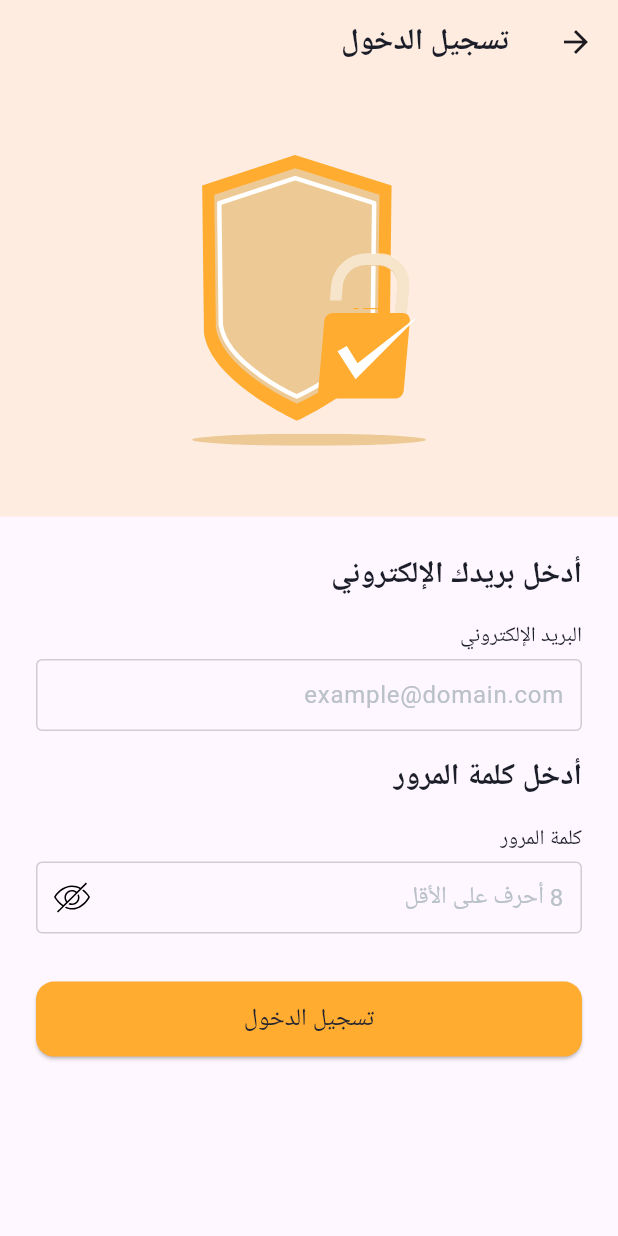
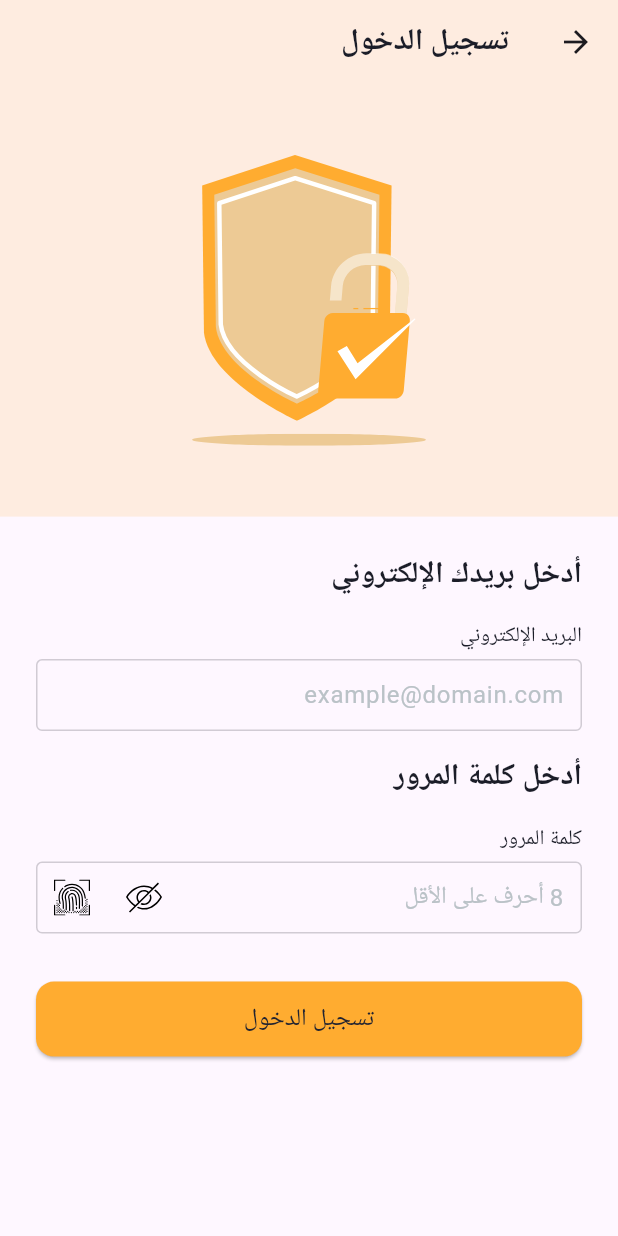
Before and after one commit to al-batol/Smart-Digital-Wallet-Flutter-App, a Flutter app: the screen it shows after launch, after a tap on the "language" icon, after a tap on "ابدأ الآن", on a phone screen of 412 x 824 dp. Run offline on Flutter 3.47's test engine with Material 3 defaults, Android fonts, the phone set to English and light mode, and no system bars; our stand-ins replace awesome_snackbar_content, bloc, connectivity_plus, dartz, dots_indicator, equatable and 10 more; missing offline and left inert: local_auth_android, local_auth_darwin; accounts and stored records are empty.

Commit message:
complete biometric auth

```diff
--- a/lib/src/core/common/constants/app_constants.dart
+++ b/lib/src/core/common/constants/app_constants.dart
@@ -17,3 +17,4 @@ const String loadingGif = "assets/gifs/loading.gif";
 const String payBillImg = "assets/icons/pay_bill.svg";
 const String sendMoneyImg = "assets/icons/send_money.svg";
 const String topUpImg = "assets/icons/top_up.svg";
+const String biometricImg = "assets/icons/biometric.svg";
--- a/lib/src/core/common/di/injection_container.dart
+++ b/lib/src/core/common/di/injection_container.dart
@@ -1,10 +1,12 @@
 import 'package:connectivity_plus/connectivity_plus.dart';
 import 'package:flutter_secure_storage/flutter_secure_storage.dart';
 import 'package:get_it/get_it.dart';
+import 'package:local_auth/local_auth.dart';
 import 'package:shared_preferences/shared_preferences.dart';
 import 'package:smart_digital_wallet/src/core/common/constants/app_constants.dart';
 import 'package:smart_digital_wallet/src/core/common/localization/cubit/localization_cubit.dart';
 import 'package:smart_digital_wallet/src/core/common/services/api_client_service.dart';
+import 'package:smart_digital_wallet/src/core/common/services/biometric_service.dart';
 import 'package:smart_digital_wallet/src/core/common/services/network_connectivity_service.dart';
 import 'package:smart_digital_wallet/src/core/common/services/secure_storage_service.dart';
 import 'package:smart_digital_wallet/src/core/features/auth/data/data_sources/auth_local_data_source.dart';
@@ -12,6 +14,7 @@ import 'package:smart_digital_wallet/src/core/features/auth/data/data_sources/au
 import 'package:smart_digital_wallet/src/core/features/auth/data/repository/auth_repo_imp.dart';
 import 'package:smart_digital_wallet/src/core/features/auth/domain/repository/auth_repository.dart';
 import 'package:smart_digital_wallet/src/core/features/auth/domain/usecases/signin_usecase.dart';
+import 'package:smart_digital_wallet/src/core/features/auth/domain/usecases/authenticate_with_biometrics_usecase.dart';
 import 'package:smart_digital_wallet/src/core/features/auth/presentation/bloc/bloc/auth_bloc.dart';
 import 'package:smart_digital_wallet/src/core/features/dashboard/data/data_sources/dashboard_local_data_source.dart';
 import 'package:smart_digital_wallet/src/core/features/dashboard/data/data_sources/dashboard_remote_data_scource.dart';
@@ -46,25 +49,36 @@ Future<void> init() async {
   // Initialize SharedPreferences
   final sharedPreferences = await SharedPreferences.getInstance();
 
+  final localAuth = LocalAuthentication();
+
+  final connectivity = Connectivity();
+
   // services
   sl
     ..registerLazySingleton<SharedPreferences>(() => sharedPreferences)
     ..registerLazySingleton<FlutterSecureStorage>(
       () => const FlutterSecureStorage(),
     )
-    ..registerLazySingleton<Connectivity>(() => Connectivity())
+    ..registerLazySingleton<LocalAuthentication>(() => localAuth)
+    ..registerLazySingleton<Connectivity>(() => connectivity)
     ..registerLazySingleton<SecureStorageService>(
       () => SecureStorageService(storage: sl()),
     )
     ..registerLazySingleton<NetworkConnectivityService>(
       () => NetworkConnectivityService(connectivity: sl()),
     )
+    ..registerLazySingleton<BiometricService>(
+      () => BiometricService(localAuth: sl()),
+    )
     ..registerLazySingleton<ApiClientService>(() => ApiClientService())
     // blocs
     ..registerFactory<LocalizationCubit>(
       () => LocalizationCubit(sharedPreferences: sl(), locale: appLanguages[0]),
     )
-    ..registerFactory<AuthBloc>(() => AuthBloc(signInUsecase: sl()))
+    ..registerFactory<AuthBloc>(() => AuthBloc(
+          signInUsecase: sl(),
+          authenticateWithBiometricsUsecase: sl(),
+        ))
     ..registerFactory<DashboardBloc>(
       () => DashboardBloc(
         getAccountsUsecase: sl(),
@@ -126,7 +140,11 @@ Future<void> init() async {
     )
     // repositories
     ..registerLazySingleton<AuthRepository>(
-      () => AuthRepoImp(authRemoteDataSource: sl(), authLocalDataSourse: sl()),
+      () => AuthRepoImp(
+        authRemoteDataSource: sl(),
+        authLocalDataSourse: sl(),
+        biometricService: sl(),
+      ),
     )
     ..registerLazySingleton<DashbaordRepository>(
       () => DashbaordRepoImp(
@@ -154,6 +172,9 @@ Future<void> init() async {
     ..registerLazySingleton<SignInUsecase>(
       () => SignInUsecase(authRepository: sl()),
     )
+    ..registerLazySingleton<AuthenticateWithBiometricsUsecase>(
+      () => AuthenticateWithBiometricsUsecase(authRepository: sl()),
+    )
     ..registerLazySingleton<GetAccountsUsecase>(
       () => GetAccountsUsecase(dashbaordRepository: sl()),
     )
--- a/lib/src/core/features/auth/domain/repository/auth_repository.dart
+++ b/lib/src/core/features/auth/domain/repository/auth_repository.dart
@@ -1,3 +1,4 @@
+import 'package:flutter/material.dart';
 import 'package:smart_digital_wallet/src/core/common/helper/typedef.dart';
 
 abstract class AuthRepository {
@@ -5,5 +6,6 @@ abstract class AuthRepository {
     required String email,
     required String password,
   });
+  Future<Result<bool>> authenticateWithBiometrics(BuildContext context);
   Future<ResultVoid> signOut();
 }
--- /dev/null
+++ b/lib/src/core/features/auth/domain/usecases/authenticate_with_biometrics_usecase.dart
@@ -0,0 +1,13 @@
+import 'package:flutter/material.dart';
+import 'package:smart_digital_wallet/src/core/features/auth/domain/repository/auth_repository.dart';
+import 'package:smart_digital_wallet/src/core/common/helper/typedef.dart';
+
+class AuthenticateWithBiometricsUsecase {
+  final AuthRepository authRepository;
+
+  AuthenticateWithBiometricsUsecase({required this.authRepository});
+
+  Future<Result<bool>> call(BuildContext context) async {
+    return await authRepository.authenticateWithBiometrics(context);
+  }
+}
--- a/lib/src/core/features/auth/presentation/bloc/bloc/auth_event.dart
+++ b/lib/src/core/features/auth/presentation/bloc/bloc/auth_event.dart
@@ -20,3 +20,8 @@ class SignInEvent extends AuthEvent {
   @override
   List<Object> get props => [email, password];
 }
+
+class AuthenticateWithBiometricsEvent extends AuthEvent {
+  final BuildContext context;
+  const AuthenticateWithBiometricsEvent(this.context);
+}
--- a/lib/src/core/features/auth/presentation/bloc/bloc/auth_state.dart
+++ b/lib/src/core/features/auth/presentation/bloc/bloc/auth_state.dart
@@ -5,11 +5,13 @@ class AuthState extends Equatable {
   final bool isSignInLoading;
   final String errorMessage;
   final bool isLoggedIn;
+  final bool isBiometric;
   const AuthState({
     this.isPasswordVisible = false,
     this.isSignInLoading = false,
     this.errorMessage = '',
     this.isLoggedIn = false,
+    this.isBiometric = false,
   });
 
   @override
@@ -18,6 +20,7 @@ class AuthState extends Equatable {
     isSignInLoading,
     errorMessage,
     isLoggedIn,
+    isBiometric,
   ];
 
   AuthState copyWith({
@@ -25,12 +28,14 @@ class AuthState extends Equatable {
     bool? isSignInLoading,
     String? errorMessage,
     bool? isLoggedIn,
+    bool? isBiometric,
   }) {
     return AuthState(
       isPasswordVisible: isPasswordVisible ?? this.isPasswordVisible,
       isSignInLoading: isSignInLoading ?? this.isSignInLoading,
       errorMessage: errorMessage ?? this.errorMessage,
       isLoggedIn: isLoggedIn ?? this.isLoggedIn,
+      isBiometric: isBiometric ?? this.isBiometric,
     );
   }
 }
--- a/lib/src/core/features/auth/presentation/views/signin_view.dart
+++ b/lib/src/core/features/auth/presentation/views/signin_view.dart
@@ -63,7 +63,7 @@ class _SignInViewState extends State<SignInView> {
           if (state.isSignInLoading) {
             showLoadingDialog(context);
           } else {
-            if (context.canPop()) {
+            if (context.canPop() && !state.isBiometric) {
               context.pop();
             }
           }
--- a/lib/src/core/features/auth/presentation/views/starter_view.dart
+++ b/lib/src/core/features/auth/presentation/views/starter_view.dart
@@ -1,9 +1,5 @@
 import 'package:flutter/material.dart';
-import 'package:flutter_bloc/flutter_bloc.dart';
 import 'package:smart_digital_wallet/src/core/common/constants/app_constants.dart';
-import 'package:smart_digital_wallet/src/core/common/constants/app_dimensions.dart';
-import 'package:smart_digital_wallet/src/core/common/extensions/sizes_extensions.dart';
-import 'package:smart_digital_wallet/src/core/common/localization/cubit/localization_cubit.dart';
 import 'package:smart_digital_wallet/src/core/common/widgets/language_button.dart';
 import 'package:smart_digital_wallet/src/core/common/widgets/svg_image.dart';
 import 'package:smart_digital_wallet/src/core/features/auth/presentation/widgets/starter/starter_content.dart';
--- a/lib/src/core/features/auth/presentation/widgets/signin/password_form_field.dart
+++ b/lib/src/core/features/auth/presentation/widgets/signin/password_form_field.dart
@@ -66,7 +66,10 @@ class PasswordFormField extends StatelessWidget {
                   buildWhen: (previous, current) =>
                       previous.isPasswordVisible != current.isPasswordVisible,
                   builder: (context, state) {
-                    return InkWell(
+                    return Row(
+                      mainAxisSize: MainAxisSize.min,
+                      children: [
+                        InkWell(
                           onTap: () {
                             context.read<AuthBloc>().add(
                               TogglePasswordVisibilityEvent(),
@@ -77,9 +80,30 @@ class PasswordFormField extends StatelessWidget {
                               (AppDimensions.paddingSm + 4).width(context),
                             ),
                             child: SvgImage(
-                          path: state.isPasswordVisible ? eyeOnImg : eyeOffImg,
+                              path: state.isPasswordVisible
+                                  ? eyeOnImg
+                                  : eyeOffImg,
                             ),
                           ),
+                        ),
+                        InkWell(
+                          onTap: () {
+                            context.read<AuthBloc>().add(
+                               AuthenticateWithBiometricsEvent(context),
+                            );
+                          },
+                          child: Padding(
+                            padding: EdgeInsets.all(
+                              (AppDimensions.paddingSm + 4).width(context),
+                            ),
+                            child: SvgImage(
+                              path: biometricImg,
+                              height: AppDimensions.iconMd,
+                              width: AppDimensions.iconMd,
+                            ),
+                          ),
+                        ),
+                      ],
                     );
                   },
                 ),
--- a/pubspec.yaml
+++ b/pubspec.yaml
@@ -51,6 +51,8 @@ dependencies:
   hive_flutter: ^1.1.0
   connectivity_plus: ^7.0.0
   shared_preferences: ^2.5.3
+  local_auth: ^3.0.0
+  app_settings: ^6.1.1
 
 dev_dependencies:
   flutter_test:
```
Also changed, not shown: assets/i18n/ar.json (+7 -1 lines), assets/i18n/en.json (+7 -1 lines), lib/src/core/common/constants/app_strings.dart (+7 -0 lines), lib/src/core/common/services/biometric_service.dart (added, +43 -0 lines), lib/src/core/features/auth/data/repository/auth_repo_imp.dart (+15 -0 lines), lib/src/core/features/auth/presentation/bloc/bloc/auth_bloc.dart (+49 -1 lines), assets/icons/biometric.svg (added), pubspec.lock, 7 other files. Lines whose indentation alone changed are shown as unchanged.
